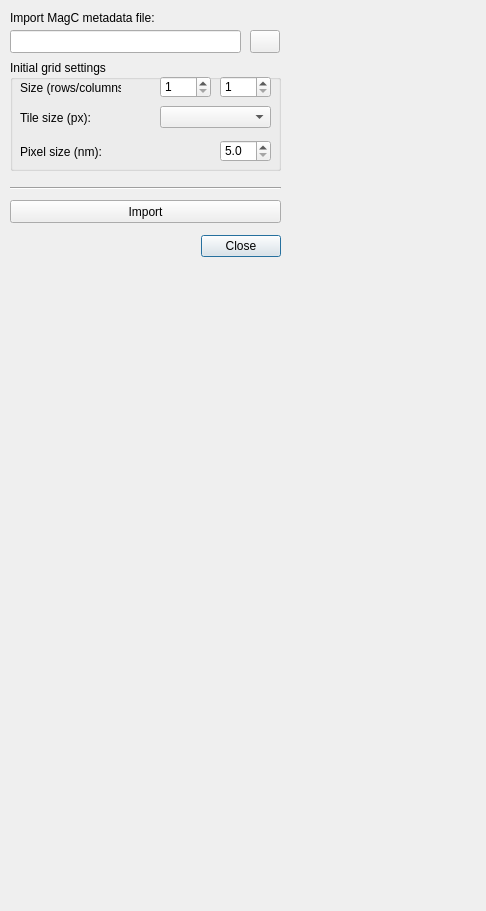
Old version of the form gui/import_magc_metadata_dlg.ui in the repository SBEMimage/SBEMimage.
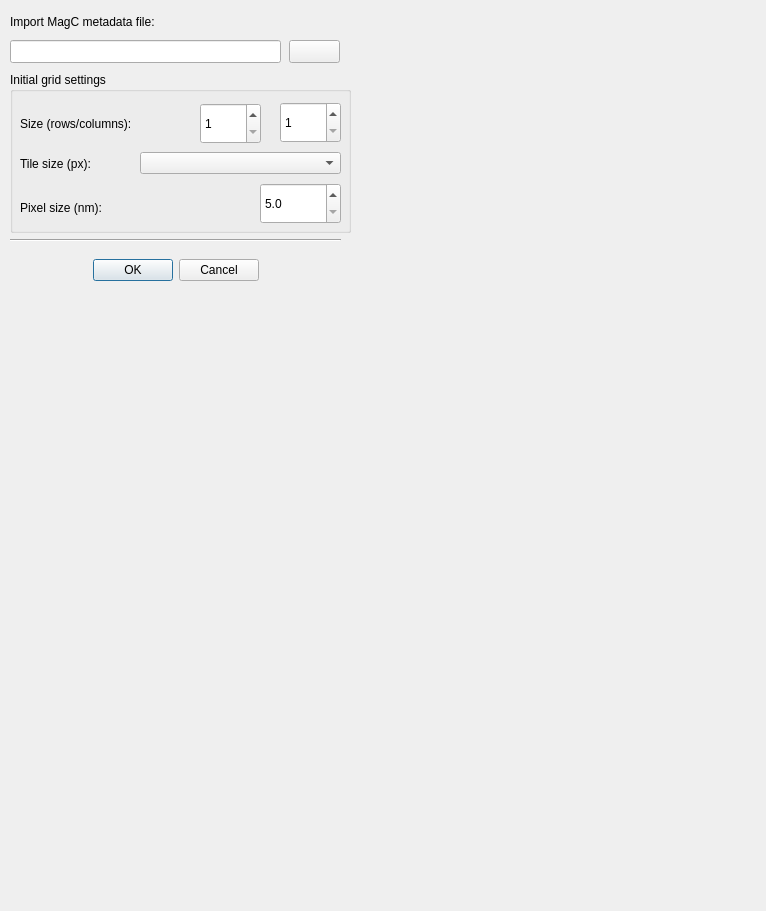
New version of the form.

Commit message: magc: cleans the magc import dialog

```diff
--- a/gui/import_magc_metadata_dlg.ui
+++ b/gui/import_magc_metadata_dlg.ui
@@ -9,7 +9,7 @@
    <rect>
     <x>0</x>
     <y>0</y>
-    <width>486</width>
+    <width>766</width>
     <height>911</height>
    </rect>
   </property>
@@ -25,34 +25,12 @@
   <property name="layoutDirection">
    <enum>Qt::RightToLeft</enum>
   </property>
-  <widget class="QDialogButtonBox" name="buttonBox">
-   <property name="geometry">
-    <rect>
-     <x>110</x>
-     <y>230</y>
-     <width>171</width>
-     <height>32</height>
-    </rect>
-   </property>
-   <property name="layoutDirection">
-    <enum>Qt::LeftToRight</enum>
-   </property>
-   <property name="locale">
-    <locale language="English" country="UnitedKingdom"/>
-   </property>
-   <property name="orientation">
-    <enum>Qt::Horizontal</enum>
-   </property>
-   <property name="standardButtons">
-    <set>QDialogButtonBox::Close</set>
-   </property>
-  </widget>
   <widget class="Line" name="line_2">
    <property name="geometry">
     <rect>
      <x>10</x>
-     <y>180</y>
-     <width>271</width>
+     <y>232</y>
+     <width>331</width>
      <height>16</height>
     </rect>
    </property>
@@ -60,26 +38,13 @@
     <enum>Qt::Horizontal</enum>
    </property>
   </widget>
-  <widget class="QPushButton" name="pushButton_import">
-   <property name="geometry">
-    <rect>
-     <x>10</x>
-     <y>200</y>
-     <width>271</width>
-     <height>23</height>
-    </rect>
-   </property>
-   <property name="text">
-    <string>Import</string>
-   </property>
-  </widget>
   <widget class="QLabel" name="label">
    <property name="geometry">
     <rect>
      <x>10</x>
      <y>10</y>
-     <width>181</width>
-     <height>16</height>
+     <width>232</width>
+     <height>23</height>
     </rect>
    </property>
    <property name="text">
@@ -89,9 +54,9 @@
   <widget class="QPushButton" name="pushButton_selectFile">
    <property name="geometry">
     <rect>
-     <x>250</x>
-     <y>30</y>
-     <width>30</width>
+     <x>289</x>
+     <y>40</y>
+     <width>51</width>
      <height>23</height>
     </rect>
    </property>
@@ -103,8 +68,8 @@
    <property name="geometry">
     <rect>
      <x>10</x>
-     <y>30</y>
-     <width>231</width>
+     <y>40</y>
+     <width>271</width>
      <height>23</height>
     </rect>
    </property>
@@ -113,9 +78,9 @@
    <property name="geometry">
     <rect>
      <x>10</x>
-     <y>60</y>
-     <width>271</width>
-     <height>111</height>
+     <y>72</y>
+     <width>341</width>
+     <height>161</height>
     </rect>
    </property>
    <property name="layoutDirection">
@@ -128,9 +93,9 @@
     <property name="geometry">
      <rect>
       <x>10</x>
-      <y>50</y>
-      <width>91</width>
-      <height>16</height>
+      <y>80</y>
+      <width>112</width>
+      <height>23</height>
      </rect>
     </property>
     <property name="text">
@@ -140,9 +105,9 @@
    <widget class="QComboBox" name="comboBox_tileSize">
     <property name="geometry">
      <rect>
-      <x>150</x>
-      <y>46</y>
-      <width>111</width>
+      <x>130</x>
+      <y>80</y>
+      <width>201</width>
       <height>22</height>
      </rect>
     </property>
@@ -154,9 +119,9 @@
     <property name="geometry">
      <rect>
       <x>10</x>
-      <y>20</y>
-      <width>101</width>
-      <height>16</height>
+      <y>40</y>
+      <width>175</width>
+      <height>23</height>
      </rect>
     </property>
     <property name="text">
@@ -166,10 +131,10 @@
    <widget class="QSpinBox" name="spinBox_cols">
     <property name="geometry">
      <rect>
-      <x>210</x>
-      <y>16</y>
-      <width>51</width>
-      <height>22</height>
+      <x>270</x>
+      <y>30</y>
+      <width>61</width>
+      <height>41</height>
      </rect>
     </property>
     <property name="minimum">
@@ -179,10 +144,10 @@
    <widget class="QSpinBox" name="spinBox_rows">
     <property name="geometry">
      <rect>
-      <x>150</x>
-      <y>16</y>
-      <width>51</width>
-      <height>22</height>
+      <x>190</x>
+      <y>31</y>
+      <width>61</width>
+      <height>41</height>
      </rect>
     </property>
     <property name="minimum">
@@ -192,10 +157,10 @@
    <widget class="QDoubleSpinBox" name="doubleSpinBox_pixelSize">
     <property name="geometry">
      <rect>
-      <x>210</x>
-      <y>80</y>
-      <width>51</width>
-      <height>22</height>
+      <x>250</x>
+      <y>111</y>
+      <width>81</width>
+      <height>41</height>
      </rect>
     </property>
     <property name="decimals">
@@ -212,9 +177,9 @@
     <property name="geometry">
      <rect>
       <x>10</x>
-      <y>84</y>
-      <width>111</width>
-      <height>16</height>
+      <y>124</y>
+      <width>127</width>
+      <height>23</height>
      </rect>
     </property>
     <property name="text">
@@ -222,6 +187,28 @@
     </property>
    </widget>
   </widget>
+  <widget class="QDialogButtonBox" name="pushButton_import">
+   <property name="geometry">
+    <rect>
+     <x>10</x>
+     <y>240</y>
+     <width>331</width>
+     <height>61</height>
+    </rect>
+   </property>
+   <property name="layoutDirection">
+    <enum>Qt::LeftToRight</enum>
+   </property>
+   <property name="orientation">
+    <enum>Qt::Horizontal</enum>
+   </property>
+   <property name="standardButtons">
+    <set>QDialogButtonBox::Cancel|QDialogButtonBox::Ok</set>
+   </property>
+   <property name="centerButtons">
+    <bool>true</bool>
+   </property>
+  </widget>
  </widget>
  <tabstops>
   <tabstop>pushButton_import</tabstop>
```
Left out of the diff: 38 changed lines with no effect on the pictures. The commit also changes 2 other files.
